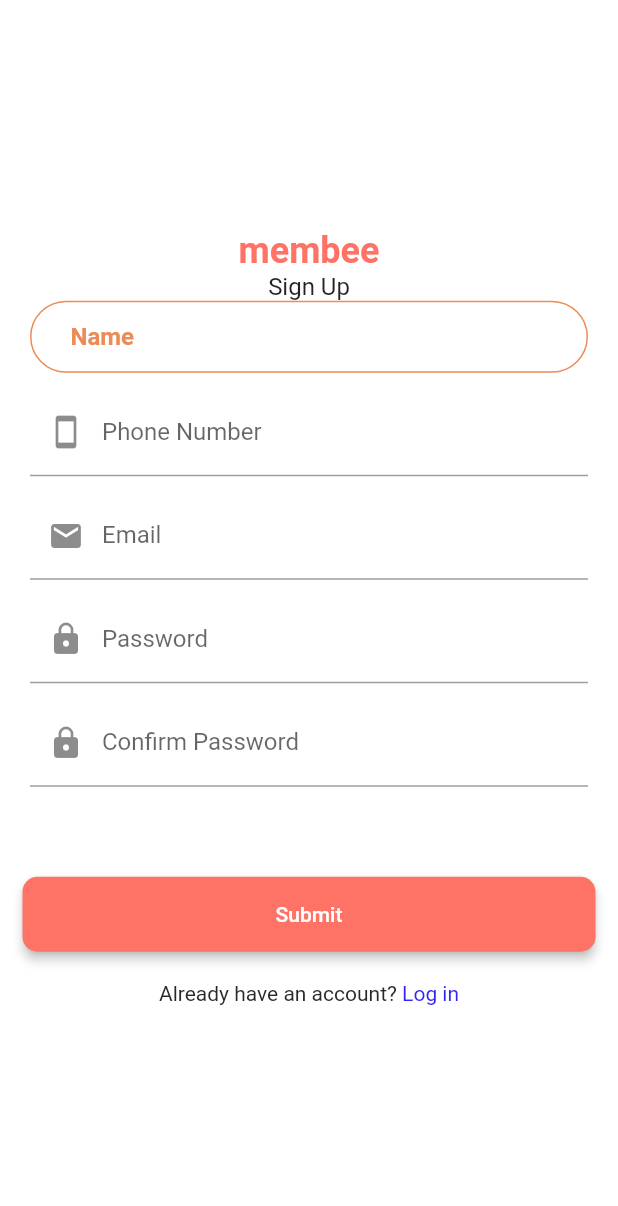
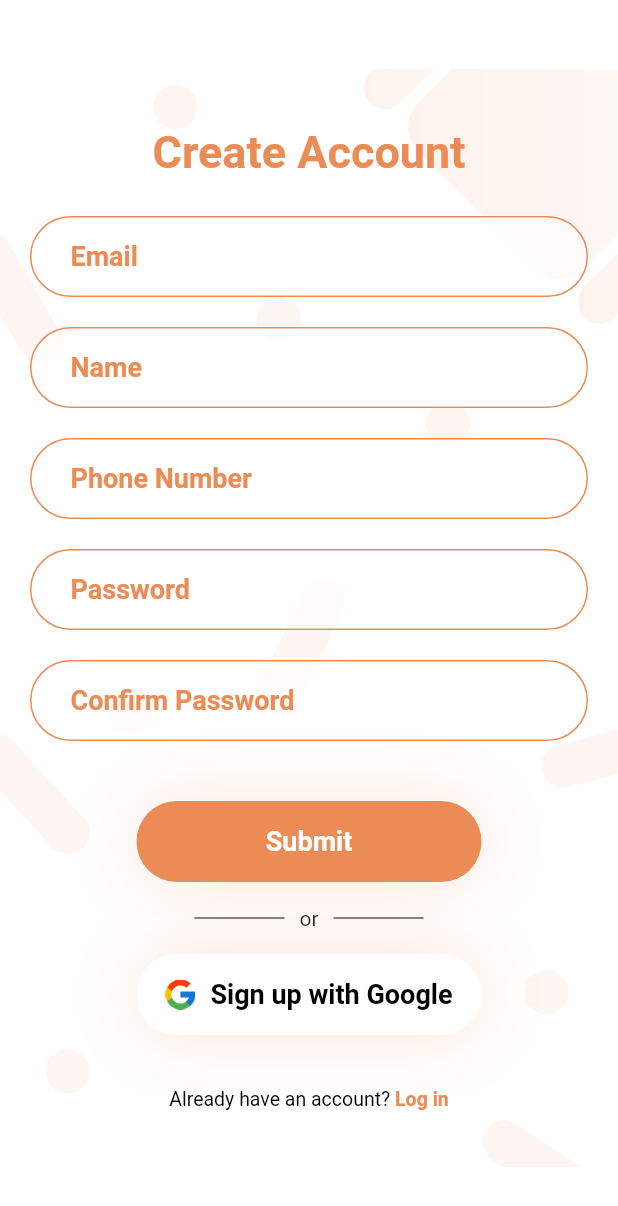
Before and after one commit to IvanTanaka/Flutter-Mobile-Booking_System, a Flutter app: the RegisterView screen opened by its route, on a phone screen of 412 x 824 dp. Shown: the top 1206 px of the screen. Run offline on Flutter 3.47's test engine with Material 2 defaults, Android fonts, the phone set to English and light mode, and no system bars; our stand-ins replace connectivity, dio, flutter_datetime_picker, flutter_masked_text, flutter_money_formatter, font_awesome_flutter and 4 more; missing offline and left inert: catcher, clipboard_manager, extended_text; accounts and stored records are empty; network calls fail.

Commit message:
register page view done

```diff
--- a/lib/ui/shared_colors.dart
+++ b/lib/ui/shared_colors.dart
@@ -11,7 +11,7 @@ class SharedColors {
   static const Color primaryOrangeColor = Color(0xFFEB8C57);
   static const Color darkOrangeColor = Color(0xFFD26F38);
   static const Color lightOrangeColor = Color(0xFFF2AA81);
-  static const Color transparentOrangeColor = Color(0x1AF2AA81);
+  static const Color transparentOrangeColor = Color(0x4DF2AA81);
 
   static const Color blackColor = Color(0xFF000000);
   static const Color whiteColor = Color(0xFFFFFFFF);
--- a/lib/ui/views/registration/register_view.dart
+++ b/lib/ui/views/registration/register_view.dart
@@ -30,7 +30,14 @@ class _RegisterViewState extends State<RegisterView> {
   }
 
   Widget _buildBody(RegisterViewModel viewModel) {
-    return Container(
+    return Stack(
+      children: [
+        Container(
+          width: double.infinity,
+          height: double.infinity,
+          child: Image.asset("assets/images/background_registration.png"),
+        ),
+        Container(
           alignment: Alignment.center,
           child: SingleChildScrollView(
             child: Form(
@@ -41,34 +48,44 @@ class _RegisterViewState extends State<RegisterView> {
                   Container(
                     height: 50,
                   ),
-              _buildLogo(),
                   _buildSubhead(),
                   _buildErrorMessage(viewModel),
+                  Container(
+                    height: 25,
+                  ),
+                  _buildEmailField(viewModel),
+                  Container(
+                    height: 20,
+                  ),
                   _buildNameField(viewModel),
                   Container(
-                height: 10,
+                    height: 20,
                   ),
                   _buildPhoneNumberField(viewModel),
                   Container(
-                height: 10,
-              ),
-              _buildEmailField(viewModel),
-              Container(
-                height: 10,
+                    height: 20,
                   ),
                   _buildPasswordField(viewModel),
                   Container(
-                height: 10,
+                    height: 20,
                   ),
                   _buildConfirmPasswordField(viewModel),
                   Container(
-                height: 50,
+                    height: 40,
                   ),
                   _buildSubmitButton(viewModel),
                   Container(
-                height: 10,
+                    height: 16,
                   ),
-              _buildRLoginButton(),
+                  _buildDividerLabel(),
+                  Container(
+                    height: 16,
+                  ),
+                  _buildGoogleSignInButton(viewModel),
+                  Container(
+                    height: 35,
+                  ),
+                  _buildLoginLink(),
                   Container(
                     height: 50,
                   ),
@@ -76,25 +93,19 @@ class _RegisterViewState extends State<RegisterView> {
               ),
             ),
           ),
-    );
-  }
-
-  Widget _buildLogo() {
-    return Text(
-      "membee",
-      style: Theme.of(context).textTheme.headline.merge(
-            TextStyle(
-              color: SharedColors.primaryColor,
-              fontWeight: FontWeight.bold,
         ),
-          ),
+      ],
     );
   }
 
   Widget _buildSubhead() {
     return Text(
-      "Sign Up",
-      style: Theme.of(context).textTheme.subhead,
+      "Create Account",
+      style: TextStyle(
+        fontSize: 30,
+        fontWeight: FontWeight.w700,
+        color: SharedColors.primaryOrangeColor,
+      ),
     );
   }
 
@@ -145,22 +156,11 @@ class _RegisterViewState extends State<RegisterView> {
     return Container(
       margin: EdgeInsets.only(left: 20, right: 20),
       child: Container(
-        child: TextFormField(
+        child: SharedTextFormField(
           validator: (String value) {
             return viewModel.validatePhoneNumber(value);
           },
-          cursorColor: SharedColors.primaryColor,
-          keyboardType: TextInputType.phone,
-          decoration: InputDecoration(
-            labelText: "Phone Number",
-            prefixIcon: Icon(
-              Icons.smartphone,
-//              color:  SharedColors.primaryColor,
-            ),
-            labelStyle: TextStyle(
-//              color:  SharedColors.primaryColor,
-                ),
-          ),
+          hintText: "Phone Number",
         ),
       ),
     );
@@ -170,22 +170,11 @@ class _RegisterViewState extends State<RegisterView> {
     return Container(
       margin: EdgeInsets.only(left: 20, right: 20),
       child: Container(
-        child: TextFormField(
+        child: SharedTextFormField(
           validator: (String value) {
             return viewModel.validateEmail(value);
           },
-          cursorColor: SharedColors.primaryColor,
-          keyboardType: TextInputType.emailAddress,
-          decoration: InputDecoration(
-            labelText: "Email",
-            prefixIcon: Icon(
-              Icons.email,
-//              color:  SharedColors.primaryColor,
-            ),
-            labelStyle: TextStyle(
-//              color:  SharedColors.primaryColor,
-                ),
-          ),
+          hintText: "Email",
         ),
       ),
     );
@@ -195,22 +184,12 @@ class _RegisterViewState extends State<RegisterView> {
     return Container(
       margin: EdgeInsets.only(left: 20, right: 20),
       child: Container(
-        child: TextFormField(
+        child: SharedTextFormField(
           validator: (String value) {
             return viewModel.validatePassword(value);
           },
           obscureText: true,
-          cursorColor: SharedColors.primaryColor,
-          decoration: InputDecoration(
-            labelText: "Password",
-            prefixIcon: Icon(
-              Icons.lock,
-//              color:  SharedColors.primaryColor,
-            ),
-            labelStyle: TextStyle(
-//              color:  SharedColors.primaryColor,
-                ),
-          ),
+          hintText: "Password",
         ),
       ),
     );
@@ -220,7 +199,7 @@ class _RegisterViewState extends State<RegisterView> {
     return Container(
       margin: EdgeInsets.only(left: 20, right: 20),
       child: Container(
-        child: TextFormField(
+        child: SharedTextFormField(
           validator: (String value) {
             return viewModel.validateConfirmPassword(value);
           },
@@ -228,17 +207,7 @@ class _RegisterViewState extends State<RegisterView> {
             viewModel.confirmPassword = value;
           },
           obscureText: true,
-          cursorColor: SharedColors.primaryColor,
-          decoration: InputDecoration(
-            labelText: "Confirm Password",
-            prefixIcon: Icon(
-              Icons.lock,
-//              color:  SharedColors.primaryColor,
-            ),
-            labelStyle: TextStyle(
-//              color:  SharedColors.primaryColor,
-                ),
-          ),
+          hintText: "Confirm Password",
         ),
       ),
     );
@@ -263,7 +232,70 @@ class _RegisterViewState extends State<RegisterView> {
         ));
   }
 
-  Widget _buildRLoginButton() {
+  Widget _buildDividerLabel() {
+    return Container(
+      width: double.infinity,
+      child: Row(
+        crossAxisAlignment: CrossAxisAlignment.center,
+        mainAxisAlignment: MainAxisAlignment.center,
+        children: [
+          new Container(
+            width: 60,
+            child: Divider(
+              color: Colors.black,
+              height: 0.5,
+            ),
+          ),
+          Container(
+            margin: EdgeInsets.symmetric(horizontal: 10),
+            child: Text("or"),
+          ),
+          Container(
+            width: 60,
+            child: Divider(
+              color: Colors.black,
+              height: 0.5,
+            ),
+          ),
+        ],
+      ),
+    );
+  }
+
+  Widget _buildGoogleSignInButton(RegisterViewModel viewModel) {
+    return Container(
+        margin: EdgeInsets.symmetric(horizontal: 10),
+        child: SharedButton(
+//          isLoading: viewModel.busy,
+          activeColor: SharedColors.whiteColor,
+          textColor: SharedColors.blackColor,
+          preWidget: Row(
+            children: [
+              Image.asset(
+                "assets/images/google_icon.png",
+                height: 20,
+                width: 20,
+              ),
+              Container(
+                width: 10,
+              )
+            ],
+          ),
+          text: "Sign up with Google",
+          onTap: () async {
+            if (_formKey.currentState.validate()) {
+              await viewModel.registerUser();
+              bool isLogin = await viewModel.isLogin;
+              if (isLogin) {
+                Navigator.of(context).popUntil((route) => route.isFirst);
+                Navigator.pushReplacementNamed(context, RoutePaths.Main);
+              }
+            }
+          },
+        ));
+  }
+
+  Widget _buildLoginLink() {
     return GestureDetector(
       onTap: () {
         Navigator.pushNamed(context, RoutePaths.Login);
@@ -272,11 +304,19 @@ class _RegisterViewState extends State<RegisterView> {
         child: RichText(
           text: TextSpan(
             text: "Already have an account? ",
-            style: TextStyle(color: SharedColors.txtColor),
+            style: TextStyle(
+                color: SharedColors.blackColor,
+                fontWeight: FontWeight.w400,
+                fontSize: 13),
             children: <TextSpan>[
               TextSpan(
                 text: 'Log in',
-                  style: TextStyle(color: SharedColors.linkColor)),
+                style: TextStyle(
+                  color: SharedColors.primaryOrangeColor,
+                  fontWeight: FontWeight.w700,
+                  fontSize: 13,
+                ),
+              ),
             ],
           ),
         ),
--- a/lib/ui/widgets/shared_button.dart
+++ b/lib/ui/widgets/shared_button.dart
@@ -5,6 +5,7 @@ class SharedButton extends StatefulWidget {
   final String text;
   final String disabledText;
   final Color activeColor;
+  final Color textColor;
   final Widget child;
   final Widget preWidget;
   final Widget posWidget;
@@ -15,21 +16,22 @@ class SharedButton extends StatefulWidget {
   final bool isDisabled;
   final bool isLoading;
 
-  const SharedButton(
-      {Key key,
+  const SharedButton({
+    Key key,
     @required this.text,
     this.disabledText,
     this.child,
-      this.activeColor = SharedColors.primaryColor,
+    this.activeColor = SharedColors.primaryOrangeColor,
     this.preWidget,
     this.posWidget,
     this.onTap,
     this.height = 50,
-      this.txtFontSize = 14,
+    this.txtFontSize = 18,
     this.margin,
     this.isDisabled = false,
-      this.isLoading = false})
-      : super(key: key);
+    this.isLoading = false,
+    this.textColor = SharedColors.btnTxtColor,
+  }) : super(key: key);
 
   @override
   _SharedButtonState createState() => _SharedButtonState();
@@ -39,12 +41,21 @@ class _SharedButtonState extends State<SharedButton> {
   @override
   Widget build(BuildContext context) {
     return Container(
-      height: 50,
-      margin:
-          widget.margin ?? EdgeInsets.symmetric(vertical: 10, horizontal: 5),
-      child: RaisedButton(
-        elevation: (widget.isDisabled || widget.isLoading) ? 0 : 3,
-        shape: RoundedRectangleBorder(borderRadius: BorderRadius.circular(10)),
+      height: 54,
+      decoration: BoxDecoration(
+        borderRadius: BorderRadius.all(Radius.circular(30.5)),
+        boxShadow: <BoxShadow>[
+          BoxShadow(
+            color: SharedColors.transparentOrangeColor,
+            blurRadius: 40,
+            offset: Offset(0, 0),
+          ),
+        ],
+      ),
+      child: FlatButton(
+//        elevation: (widget.isDisabled || widget.isLoading) ? 0 : 3,
+        shape:
+            RoundedRectangleBorder(borderRadius: BorderRadius.circular(30.5)),
         color: (widget.isDisabled || widget.isLoading)
             ? SharedColors.btnDisabledColor
             : widget.activeColor,
@@ -64,7 +75,7 @@ class _SharedButtonState extends State<SharedButton> {
               )
             : Container(
                 alignment: Alignment.center,
-                width: double.infinity,
+                width: 198,
                 child: Row(
                   mainAxisAlignment: MainAxisAlignment.center,
                   children: <Widget>[
@@ -74,8 +85,9 @@ class _SharedButtonState extends State<SharedButton> {
                           ? widget.disabledText ?? widget.text
                           : widget.text,
                       style: TextStyle(
-                          color: SharedColors.btnTxtColor,
-                          fontSize: widget.txtFontSize),
+                          color: widget.textColor,
+                          fontSize: widget.txtFontSize,
+                          fontWeight: FontWeight.w700),
                     ),
                     widget.posWidget ?? Container()
                   ],
--- a/lib/ui/widgets/shared_text_form_field.dart
+++ b/lib/ui/widgets/shared_text_form_field.dart
@@ -4,8 +4,10 @@ import 'package:member_apps/ui/shared_colors.dart';
 class SharedTextFormField extends StatefulWidget {
   final Function(String) validator;
   final String hintText;
+  final bool obscureText;
+  final ChangedCallback onChanged;
 
-  const SharedTextFormField({Key key, this.validator, this.hintText}) : super(key: key);
+  const SharedTextFormField({Key key, this.validator, this.hintText = "", this.obscureText =false, this.onChanged}) : super(key: key);
 
 
   @override
@@ -21,10 +23,14 @@ class _SharedTextFormFieldState extends State<SharedTextFormField> {
         return widget.validator(value);
       },
       cursorColor: SharedColors.primaryColor,
+      obscureText: widget.obscureText,
+      onChanged: (String value){
+        widget.onChanged(value);
+      },
       decoration: InputDecoration(
-        contentPadding: EdgeInsets.only(left: 27),
+        contentPadding: EdgeInsets.only(left: 27, top: 20,bottom: 13),
         hintText: widget.hintText,
-        hintStyle: TextStyle(color: SharedColors.primaryOrangeColor, fontWeight: FontWeight.w700),
+        hintStyle: TextStyle(color: SharedColors.primaryOrangeColor, fontWeight: FontWeight.w700, fontSize: 18),
         filled: true,
         fillColor: Colors.white70,
         errorBorder: OutlineInputBorder(
@@ -55,3 +61,5 @@ class _SharedTextFormFieldState extends State<SharedTextFormField> {
     );
   }
 }
+
+typedef ChangedCallback = void Function(String value);
```
Also changed, not shown: assets/images/background_registration.png (added), assets/images/google_icon.png (added). Lines whose indentation alone changed are shown as unchanged.
